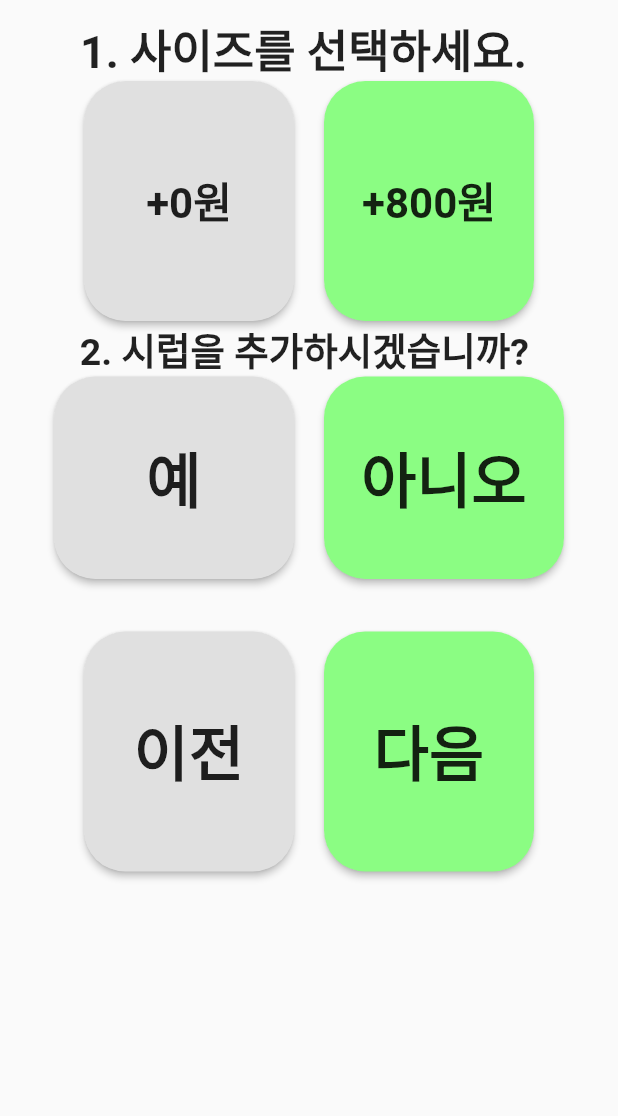
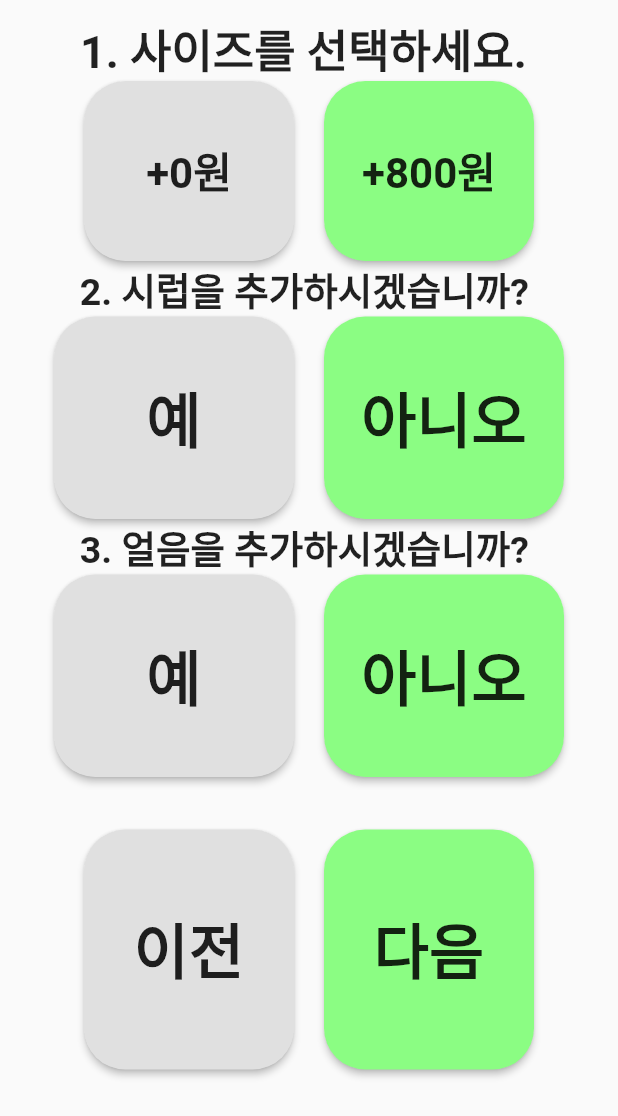
Before and after one commit to SeoungHyuckWon/flutterAppForHCI_kiosk, a Flutter app: the MyDetailPage screen opened directly with empty values, on a phone screen of 412 x 824 dp. Shown: the top 1116 px of the screen. Run offline on Flutter 3.47's test engine with Material 2 defaults, Android fonts, the phone set to English and light mode, and no system bars; missing offline and left inert: hci.

Commit message:
Update detail.dart

```diff
--- a/lib/screens/detail.dart
+++ b/lib/screens/detail.dart
@@ -24,7 +24,7 @@ class _MyDetailPageState extends State<MyDetailPage> {
                 children:[
                   SizedBox(
                     width: 140,
-                      height: 160,
+                    height: 120,
 
                     child: RaisedButton(
                         onPressed: () {
@@ -45,7 +45,7 @@ class _MyDetailPageState extends State<MyDetailPage> {
                   Padding(padding: EdgeInsets.all(10)),
                   SizedBox(
                     width: 140,
-                      height: 160,
+                    height: 120,
                     child: RaisedButton(
                         onPressed: () {
                           print("click");
@@ -63,6 +63,45 @@ class _MyDetailPageState extends State<MyDetailPage> {
             ),
 
             Text('2. 시럽을 추가하시겠습니까? ',style: TextStyle(fontSize: 25, fontWeight: FontWeight.bold)),
+            Row(
+                mainAxisAlignment: MainAxisAlignment.center,
+                children:[
+                  SizedBox(
+                    width: 160,
+                    height: 135,
+
+                    child: RaisedButton(
+                        onPressed: () {
+                          color: Color.fromARGB(255, 139, 253, 131);
+                          print("click");
+                        },
+                        child: Text(
+                          "예",
+                          style: TextStyle(fontSize: 40, fontWeight: FontWeight.bold),
+                        ),
+                        shape: RoundedRectangleBorder(
+                            borderRadius: BorderRadius.circular(27.5))),
+                  ),
+                  Padding(padding: EdgeInsets.all(10)),
+                  SizedBox(
+                    width: 160,
+                    height: 135,
+                    child: RaisedButton(
+                        onPressed: () {
+                          print("click");
+                        },
+                        color: Color.fromARGB(255, 139, 253, 131),
+                        child:Text(
+                          "아니오",
+                          style: TextStyle(fontSize: 40, fontWeight: FontWeight.bold),
+                        ),
+                        shape: RoundedRectangleBorder(
+                            borderRadius: BorderRadius.circular(27.5))),
+                  ),
+
+                ]
+            ),
+            Text('3. 얼음을 추가하시겠습니까? ',style: TextStyle(fontSize: 25, fontWeight: FontWeight.bold)),
             Row(
                 mainAxisAlignment: MainAxisAlignment.center,
                 children:[
```
Lines whose indentation alone changed are shown as unchanged.
